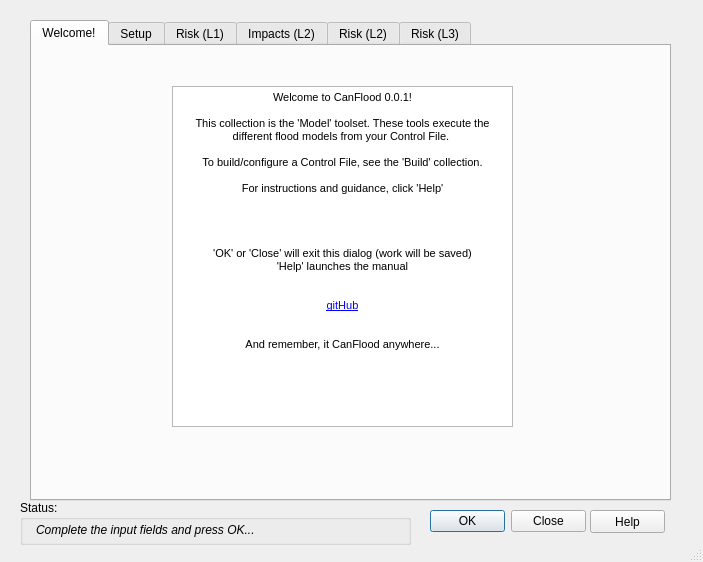
First picture: the form in canflood_inprep/ProjectModelling/ProjectModellingDialog_Base.ui, repository NRCan/CanFlood, before the edit.
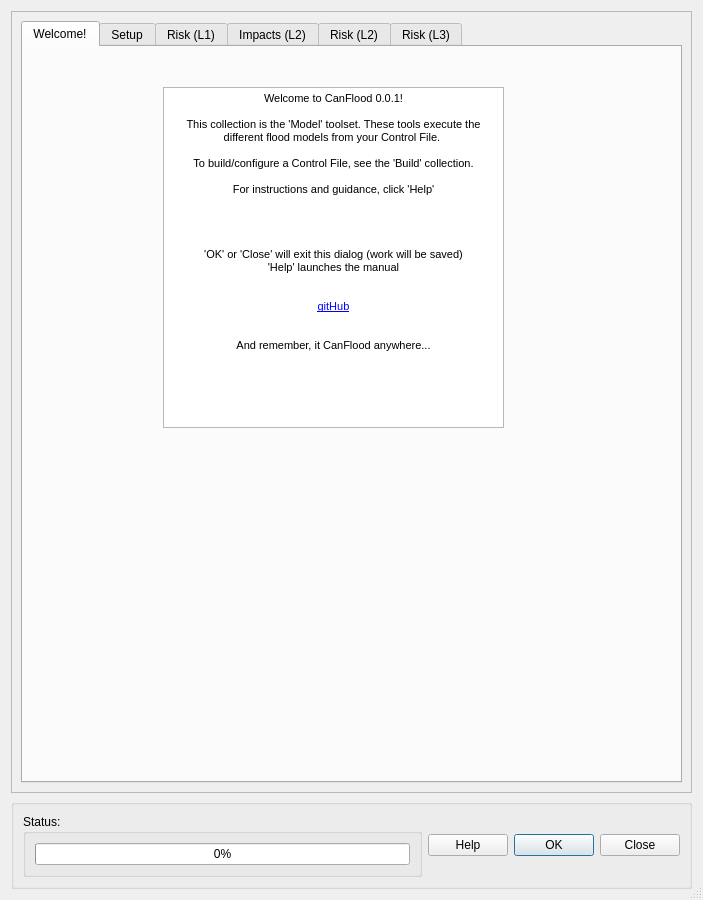
Second picture: the form after the edit. The open tabs and pages were chosen to show the change.

```diff
--- a/canflood_inprep/ProjectModelling/ProjectModellingDialog_Base.ui
+++ b/canflood_inprep/ProjectModelling/ProjectModellingDialog_Base.ui
@@ -7,7 +7,7 @@
     <x>0</x>
     <y>0</y>
     <width>703</width>
-    <height>562</height>
+    <height>900</height>
    </rect>
   </property>
   <property name="sizePolicy">
@@ -34,21 +34,36 @@
   <property name="sizeGripEnabled">
    <bool>true</bool>
   </property>
+  <layout class="QGridLayout" name="gridLayout">
+   <item row="0" column="0">
+    <widget class="QScrollArea" name="scrollArea">
+     <property name="widgetResizable">
+      <bool>true</bool>
+     </property>
+     <widget class="QWidget" name="scrollAreaWidgetContents">
+      <property name="geometry">
+       <rect>
+        <x>0</x>
+        <y>0</y>
+        <width>683</width>
+        <height>798</height>
+       </rect>
+      </property>
+      <layout class="QGridLayout" name="gridLayout_5">
+       <item row="0" column="0">
   <widget class="QTabWidget" name="tabWidget">
-   <property name="geometry">
-    <rect>
-     <x>30</x>
-     <y>20</y>
-     <width>641</width>
-     <height>481</height>
-    </rect>
-   </property>
    <property name="sizePolicy">
-    <sizepolicy hsizetype="Expanding" vsizetype="MinimumExpanding">
+          <sizepolicy hsizetype="Minimum" vsizetype="Minimum">
      <horstretch>0</horstretch>
      <verstretch>0</verstretch>
     </sizepolicy>
    </property>
+         <property name="minimumSize">
+          <size>
+           <width>400</width>
+           <height>400</height>
+          </size>
+         </property>
    <property name="currentIndex">
     <number>1</number>
    </property>
@@ -2142,36 +2157,15 @@
     </widget>
    </widget>
   </widget>
-  <widget class="QPushButton" name="pushButton_help">
-   <property name="geometry">
-    <rect>
-     <x>590</x>
-     <y>510</y>
-     <width>75</width>
-     <height>23</height>
-    </rect>
-   </property>
-   <property name="sizePolicy">
-    <sizepolicy hsizetype="Fixed" vsizetype="Fixed">
-     <horstretch>0</horstretch>
-     <verstretch>0</verstretch>
-    </sizepolicy>
-   </property>
-   <property name="text">
-    <string>Help</string>
-   </property>
-  </widget>
+       </item>
+      </layout>
+     </widget>
+    </widget>
+   </item>
+   <item row="1" column="0">
   <widget class="QGroupBox" name="groupBox">
-   <property name="geometry">
-    <rect>
-     <x>20</x>
-     <y>500</y>
-     <width>391</width>
-     <height>45</height>
-    </rect>
-   </property>
    <property name="sizePolicy">
-    <sizepolicy hsizetype="Preferred" vsizetype="Fixed">
+      <sizepolicy hsizetype="Expanding" vsizetype="Preferred">
      <horstretch>0</horstretch>
      <verstretch>0</verstretch>
     </sizepolicy>
@@ -2183,52 +2177,16 @@
     </size>
    </property>
    <property name="title">
-    <string>Status:</string>
-   </property>
-   <widget class="QLabel" name="statusLabel_2">
-    <property name="geometry">
-     <rect>
-      <x>16</x>
-      <y>20</y>
-      <width>311</width>
-      <height>20</height>
-     </rect>
-    </property>
-    <property name="sizePolicy">
-     <sizepolicy hsizetype="Preferred" vsizetype="Fixed">
-      <horstretch>0</horstretch>
-      <verstretch>0</verstretch>
-     </sizepolicy>
-    </property>
-    <property name="font">
-     <font>
-      <weight>50</weight>
-      <italic>true</italic>
-      <bold>false</bold>
-      <stylestrategy>PreferDefault</stylestrategy>
-      <kerning>true</kerning>
-     </font>
-    </property>
-    <property name="text">
-     <string>Complete the input fields and press OK...</string>
-    </property>
-    <property name="textFormat">
-     <enum>Qt::AutoText</enum>
-    </property>
-   </widget>
-  </widget>
+      <string/>
+     </property>
+     <layout class="QGridLayout" name="gridLayout_2">
+      <item row="0" column="0">
+       <layout class="QGridLayout" name="gridLayout_3">
+        <item row="1" column="2">
   <widget class="QDialogButtonBox" name="buttonBox">
    <property name="enabled">
     <bool>true</bool>
    </property>
-   <property name="geometry">
-    <rect>
-     <x>430</x>
-     <y>510</y>
-     <width>156</width>
-     <height>23</height>
-    </rect>
-   </property>
    <property name="sizePolicy">
     <sizepolicy hsizetype="Fixed" vsizetype="Fixed">
      <horstretch>0</horstretch>
@@ -2251,6 +2209,54 @@
     <bool>false</bool>
    </property>
   </widget>
+        </item>
+        <item row="1" column="0">
+         <widget class="QGroupBox" name="groupBox_3">
+          <property name="sizePolicy">
+           <sizepolicy hsizetype="Expanding" vsizetype="Minimum">
+            <horstretch>0</horstretch>
+            <verstretch>0</verstretch>
+           </sizepolicy>
+          </property>
+          <property name="title">
+           <string>Status:</string>
+          </property>
+          <layout class="QGridLayout" name="gridLayout_4">
+           <item row="0" column="0">
+            <widget class="QProgressBar" name="progressBar">
+             <property name="sizePolicy">
+              <sizepolicy hsizetype="Expanding" vsizetype="Fixed">
+               <horstretch>0</horstretch>
+               <verstretch>0</verstretch>
+              </sizepolicy>
+             </property>
+             <property name="value">
+              <number>0</number>
+             </property>
+            </widget>
+           </item>
+          </layout>
+         </widget>
+        </item>
+        <item row="1" column="1">
+         <widget class="QPushButton" name="pushButton_help">
+          <property name="sizePolicy">
+           <sizepolicy hsizetype="Fixed" vsizetype="Fixed">
+            <horstretch>0</horstretch>
+            <verstretch>0</verstretch>
+           </sizepolicy>
+          </property>
+          <property name="text">
+           <string>Help</string>
+          </property>
+         </widget>
+        </item>
+       </layout>
+      </item>
+     </layout>
+    </widget>
+   </item>
+  </layout>
  </widget>
  <resources/>
  <connections/>
```
Left out of the diff: 2 changed lines with no effect on the pictures. Lines whose indentation alone changed are shown as unchanged.
